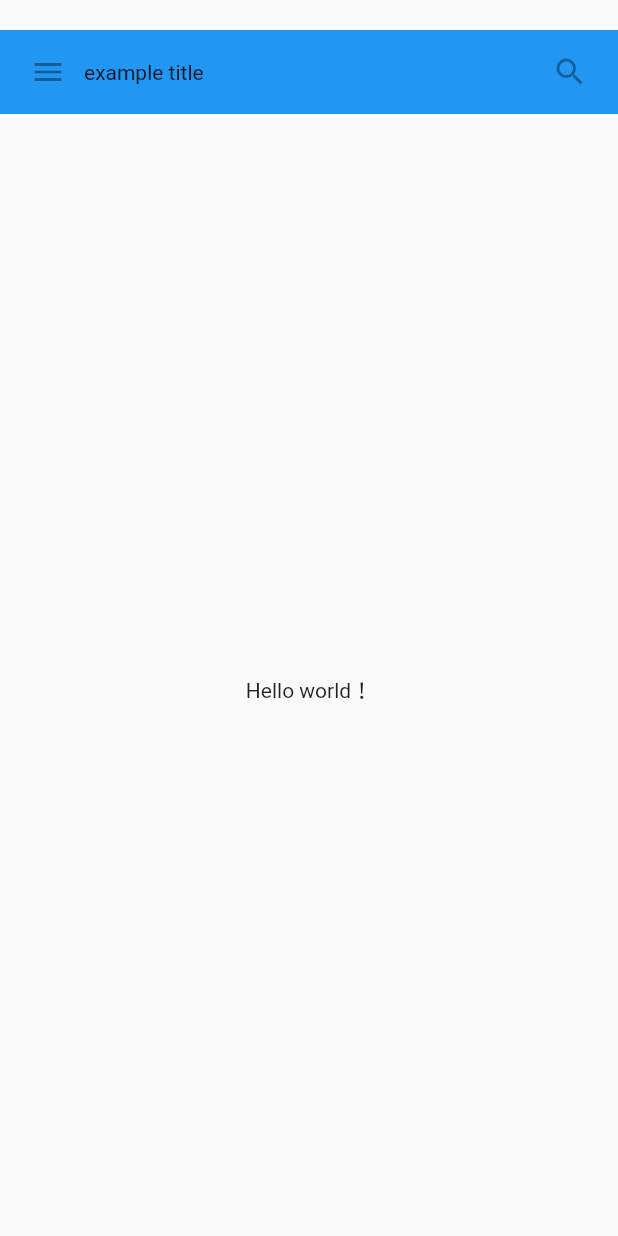
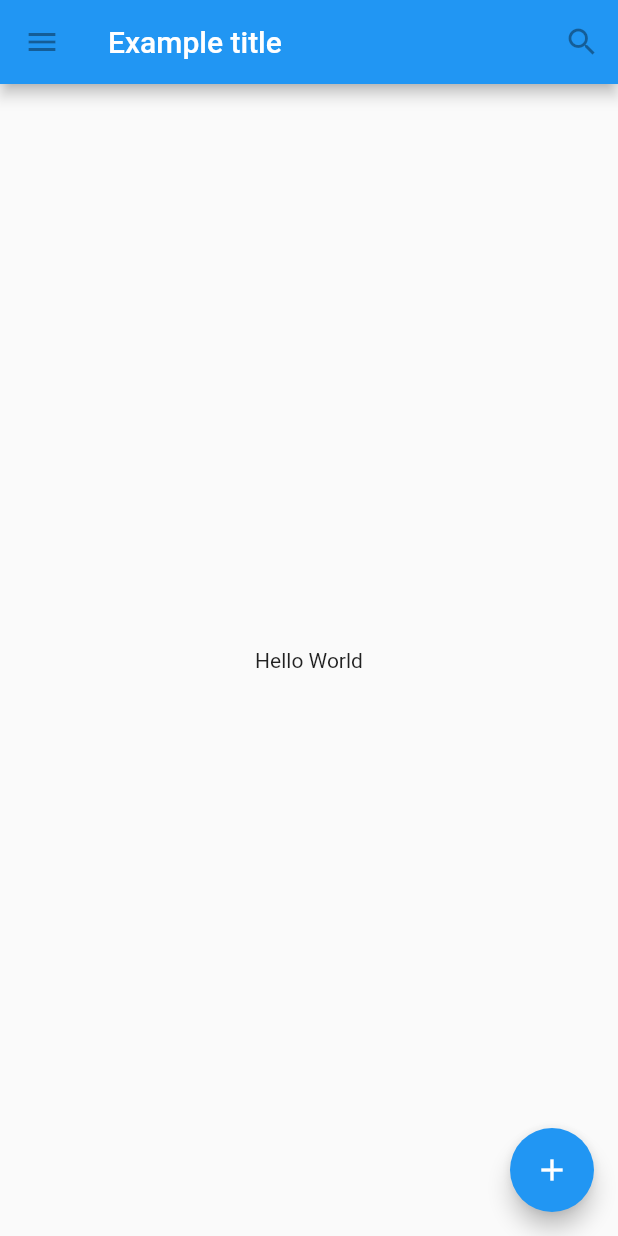
Before and after one commit to xurui1995/flutter_practice, a Flutter app: the screen it shows after launch, on a phone screen of 412 x 824 dp. Run offline on Flutter 3.47's test engine with Material 2 defaults, Android fonts, the phone set to English and light mode, and no system bars.

```diff
--- a/lib/main.dart
+++ b/lib/main.dart
@@ -72,11 +72,14 @@ Lake Oeschinen lies at the foot of the Blüemlisalp in the Bernese Alps. Situate
         ''',
           softWrap: true,
         ));
-
-    return new MaterialApp(
+      return new MaterialApp(
+        title: "hello world",
+        home: new TutorialHome(),
+      );
+/*    return new MaterialApp(
       title: "My APP",
       home: new MyScaffold(),
-    );
+    );*/
 /*    return new Container(
         color: Colors.white,
         child: new SquareFragment()
--- a/lib/test.dart
+++ b/lib/test.dart
@@ -141,3 +141,35 @@ class MyScaffold extends StatelessWidget {
     ));
   }
 }
+
+class TutorialHome extends StatelessWidget {
+  @override
+  Widget build(BuildContext context) {
+    return new Scaffold(
+      appBar: new AppBar(
+        leading: new IconButton(
+            icon: new Icon(Icons.menu),
+            onPressed: null,
+            tooltip: 'menu',
+        ),
+        title: new Text('Example title'),
+        actions: <Widget>[
+          new IconButton(
+              icon: new Icon(Icons.search),
+              onPressed: null
+          )
+        ],
+      ),
+
+      body: new Center(
+        child: new Text('Hello World'),
+      ),
+
+      floatingActionButton: new FloatingActionButton(
+          onPressed: null,
+          child: new Icon(Icons.add),
+      ),
+    );
+  }
+
+}
```
